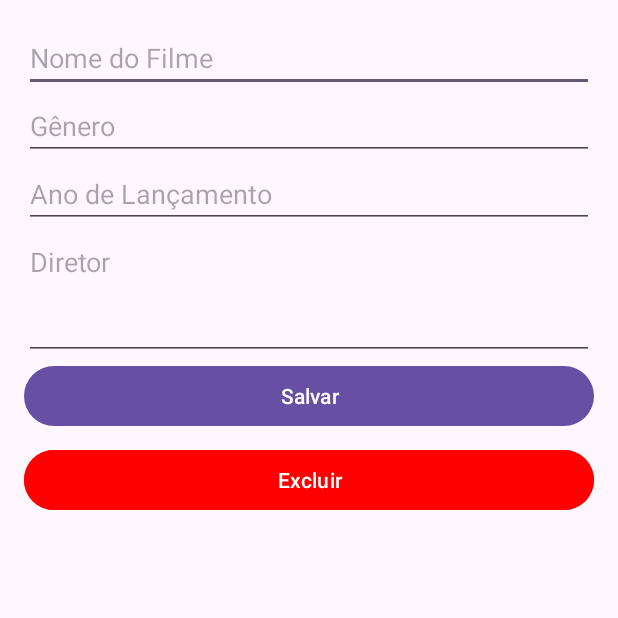
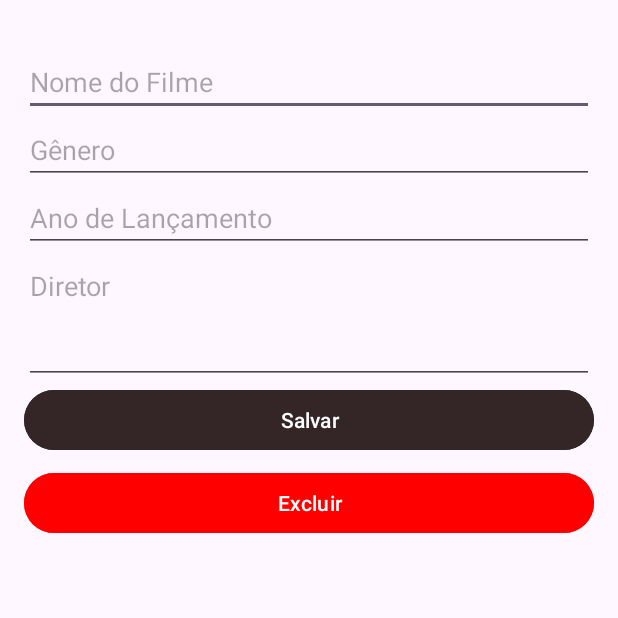
Before and after one commit to arisouza/app-filmes, an Android app: the DetailActivity screen opened directly, with no data from a screen before it, on a phone screen of 412 x 824 dp, the top half of it. Run offline under Robolectric (Android 15) with nearby library versions, the phone set to English and light mode, and no system bars.

Commit message:
Inserido mais um filme e alterado botão de salvar

```diff
--- a/app/src/main/res/layout/activity_detail.xml
+++ b/app/src/main/res/layout/activity_detail.xml
@@ -1,56 +1,86 @@
 <?xml version="1.0" encoding="utf-8"?>
-<ScrollView xmlns:android="http://schemas.android.com/apk/res/android"
+<androidx.constraintlayout.widget.ConstraintLayout xmlns:android="http://schemas.android.com/apk/res/android"
+    xmlns:app="http://schemas.android.com/apk/res-auto"
+    xmlns:tools="http://schemas.android.com/tools"
+    android:id="@+id/scrollView2"
     android:layout_width="match_parent"
-    android:layout_height="match_parent"
-    android:padding="16dp">
+    android:layout_height="match_parent">
 
-    <LinearLayout
-        android:layout_width="match_parent"
-        android:layout_height="wrap_content"
-        android:orientation="vertical">
 
     <EditText
         android:id="@+id/edtNome"
-            android:layout_width="match_parent"
+        android:layout_width="0dp"
         android:layout_height="wrap_content"
-            android:hint="Nome do Filme" />
+        android:layout_marginStart="16dp"
+        android:layout_marginTop="32dp"
+        android:layout_marginEnd="16dp"
+        android:hint="Nome do Filme"
+        app:layout_constraintEnd_toEndOf="parent"
+        app:layout_constraintStart_toStartOf="parent"
+        app:layout_constraintTop_toTopOf="parent" />
 
     <EditText
         android:id="@+id/edtGenero"
-            android:layout_width="match_parent"
+        android:layout_width="0dp"
         android:layout_height="wrap_content"
-            android:hint="Gênero" />
+        android:layout_marginStart="16dp"
+        android:layout_marginEnd="16dp"
+        android:hint="Gênero"
+        app:layout_constraintEnd_toEndOf="parent"
+        app:layout_constraintStart_toStartOf="parent"
+        app:layout_constraintTop_toBottomOf="@+id/edtNome" />
 
     <EditText
         android:id="@+id/edtAno"
-            android:layout_width="match_parent"
+        android:layout_width="0dp"
         android:layout_height="wrap_content"
+        android:layout_marginStart="16dp"
+        android:layout_marginEnd="16dp"
         android:hint="Ano de Lançamento"
-            android:inputType="number" />
+        android:inputType="number"
+        app:layout_constraintEnd_toEndOf="parent"
+        app:layout_constraintStart_toStartOf="parent"
+        app:layout_constraintTop_toBottomOf="@+id/edtGenero" />
 
     <EditText
         android:id="@+id/edtDiretor"
-            android:layout_width="match_parent"
+        android:layout_width="0dp"
         android:layout_height="wrap_content"
+        android:layout_marginStart="16dp"
+        android:layout_marginEnd="16dp"
+        android:gravity="top"
         android:hint="Diretor"
+        android:inputType="textMultiLine"
         android:minLines="3"
-            android:gravity="top"
-            android:inputType="textMultiLine" />
+        app:layout_constraintEnd_toEndOf="parent"
+        app:layout_constraintStart_toStartOf="parent"
+        app:layout_constraintTop_toBottomOf="@+id/edtAno" />
 
     <Button
         android:id="@+id/btnSalvar"
-            android:layout_width="match_parent"
+        android:layout_width="0dp"
         android:layout_height="wrap_content"
-            android:text="Salvar" />
+        android:layout_marginStart="16dp"
+        android:layout_marginEnd="16dp"
+        android:backgroundTint="#342626"
+        android:text="Salvar"
+        app:layout_constraintEnd_toEndOf="parent"
+        app:layout_constraintStart_toStartOf="parent"
+        app:layout_constraintTop_toBottomOf="@+id/edtDiretor" />
 
     <Button
         android:id="@+id/btnExcluir"
-            android:layout_width="match_parent"
+        android:layout_width="0dp"
         android:layout_height="wrap_content"
+        android:layout_marginStart="16dp"
+        android:layout_marginTop="7dp"
+        android:layout_marginEnd="16dp"
+        android:backgroundTint="#FF0000"
         android:text="Excluir"
-            android:backgroundTint="#FF0000"
         android:textColor="#FFFFFF"
-            android:layout_marginTop="8dp" />
+        app:layout_constraintEnd_toEndOf="parent"
+        app:layout_constraintStart_toStartOf="parent"
+        app:layout_constraintTop_toBottomOf="@+id/btnSalvar" />
 
-    </LinearLayout>
-</ScrollView>
+
+</androidx.constraintlayout.widget.ConstraintLayout>
```
Lines whose indentation alone changed are shown as unchanged.
